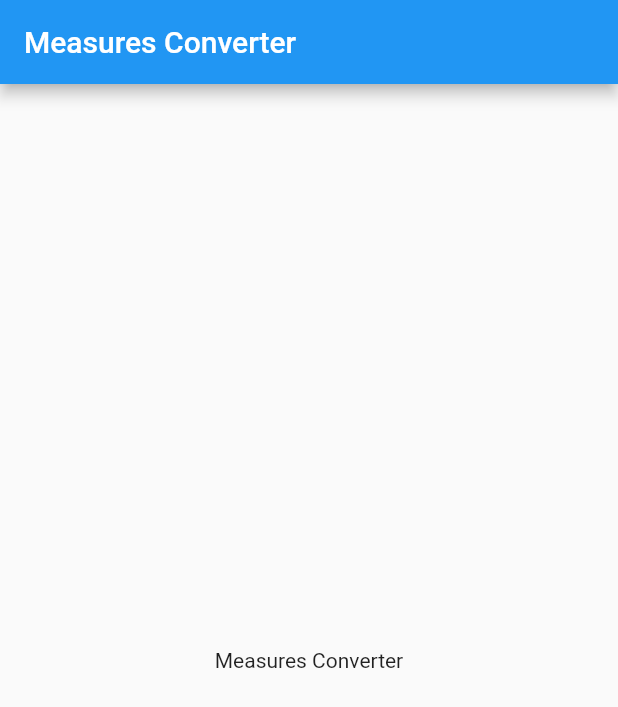
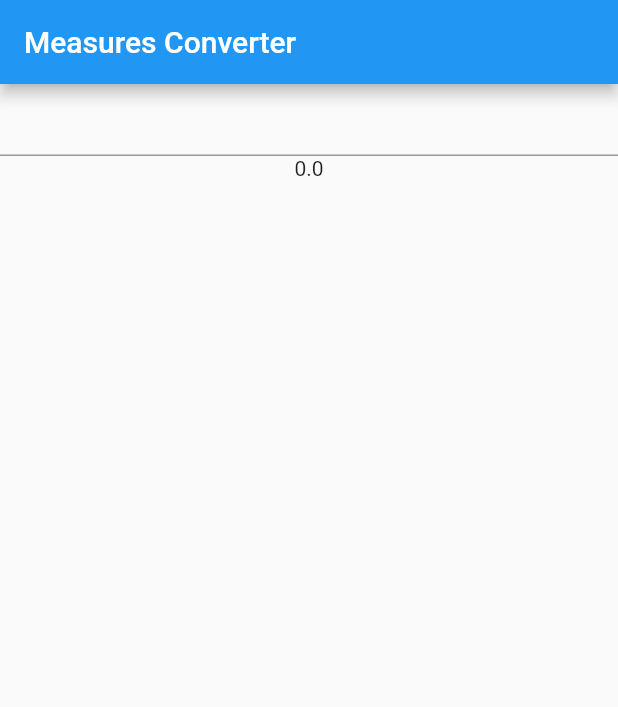
Before and after one commit to soteloalarco/unit_converter, a Flutter app: the screen it shows after launch, on a phone screen of 412 x 824 dp. Shown: the top 707 px of the screen. Run offline on Flutter 3.47's test engine with Material 2 defaults, Android fonts, the phone set to English and light mode, and no system bars.

Commit message:
set state on changed textField

```diff
--- a/lib/main.dart
+++ b/lib/main.dart
@@ -8,6 +8,14 @@ class MyApp extends StatefulWidget {
 }
 
 class _MyAppState extends State<MyApp> {
+  double _numberFrom;
+
+  @override
+  void initState() {
+    _numberFrom = 0;
+    super.initState();
+  }
+
   @override
   Widget build(BuildContext context) {
     return MaterialApp(
@@ -17,7 +25,21 @@ class _MyAppState extends State<MyApp> {
           title: Text('Measures Converter'),
         ),
         body: Center(
-          child: Text('Measures Converter'),
+          child: Column(
+            children: <Widget>[
+              TextField(
+                onChanged: (text) {
+                  var rv = double.tryParse(text);
+                  if (rv != null) {
+                    setState(() {
+                      _numberFrom = rv;
+                    });
+                  }
+                },
+              ),
+              Text((_numberFrom == null) ? '' : _numberFrom.toString()),
+            ],
+          ),
         ),
       ),
     );
```
